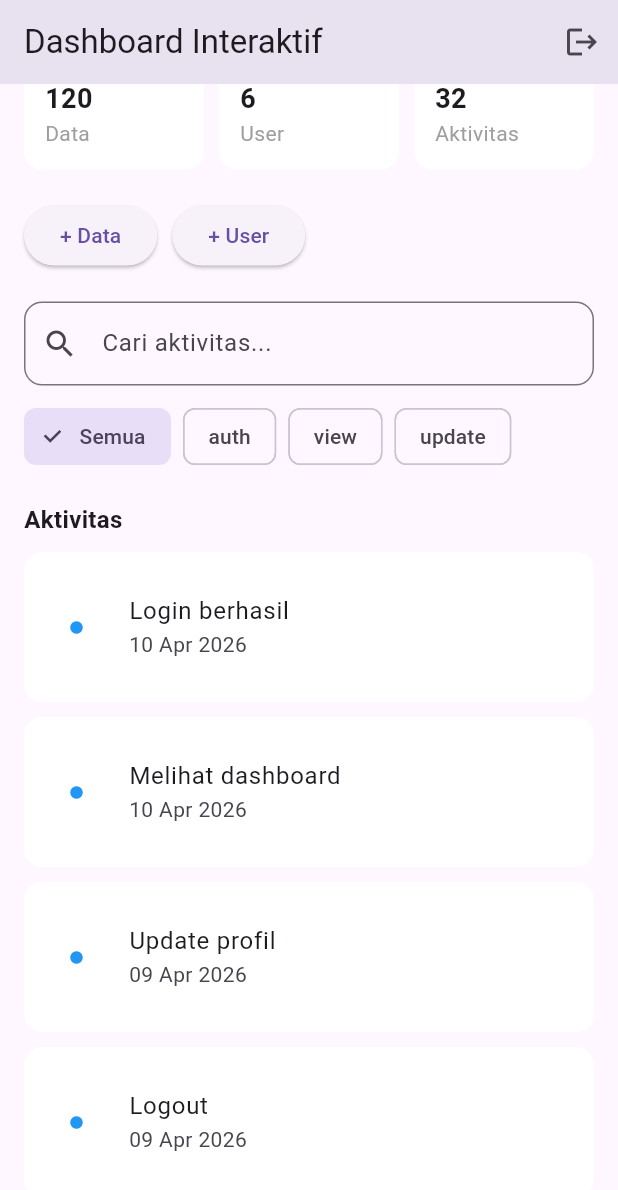
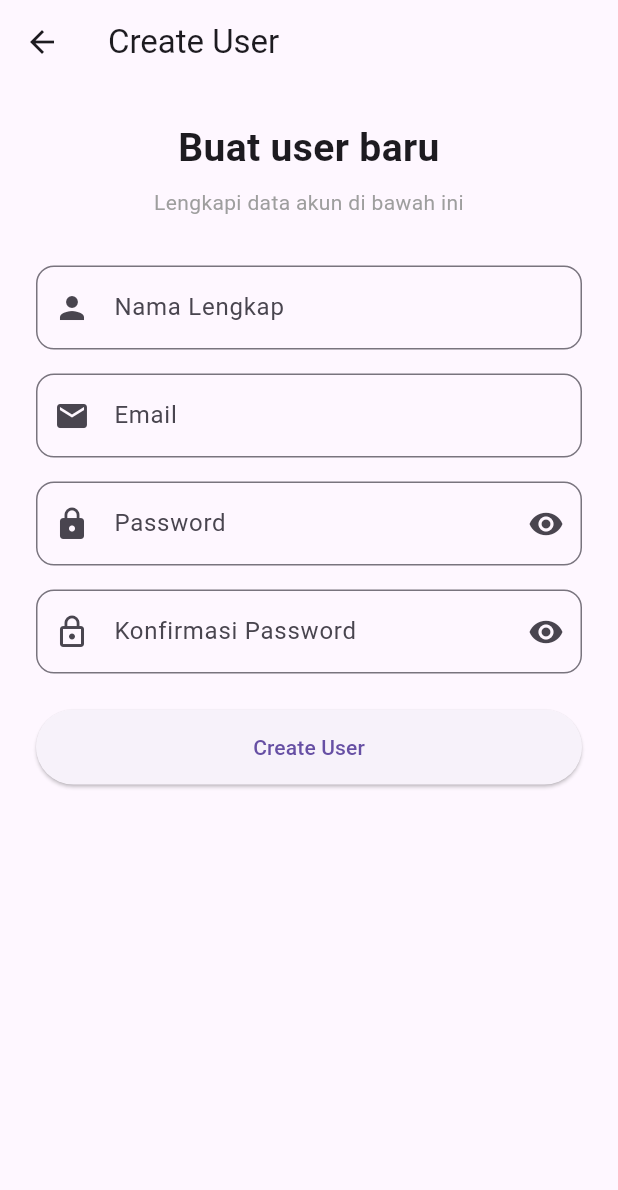
Before and after one commit to Nagiix/UTS_MP, a Flutter app: the DashboardPage screen opened directly with empty values, scrolled down 119 dp, after a tap on "+ User", on a phone screen of 412 x 824 dp. Shown: the top 1190 px of the screen. Run offline on Flutter 3.47's test engine with Material 3 defaults, Android fonts, the phone set to English and light mode, and no system bars.

Commit message:
added create user page

```diff
--- /dev/null
+++ b/lib/create_user_page.dart
@@ -0,0 +1,206 @@
+import 'package:flutter/material.dart';
+
+class CreateUserPage extends StatefulWidget {
+  @override
+  State<CreateUserPage> createState() => _CreateUserPageState();
+}
+
+class _CreateUserPageState extends State<CreateUserPage> {
+  final formKey = GlobalKey<FormState>();
+
+  final nameController = TextEditingController();
+  final emailController = TextEditingController();
+  final passwordController = TextEditingController();
+  final confirmPasswordController = TextEditingController();
+
+  bool isPasswordObscure = true;
+  bool isConfirmPasswordObscure = true;
+
+  bool isValidEmail(String email) {
+    return RegExp(r"^[\w-\.]+@([\w-]+\.)+[\w-]{2,4}$").hasMatch(email);
+  }
+
+  void createUser() {
+    FocusScope.of(context).unfocus();
+
+    if (formKey.currentState!.validate()) {
+      ScaffoldMessenger.of(context).showSnackBar(
+        SnackBar(content: Text("User berhasil dibuat")),
+      );
+
+      Future.delayed(Duration(seconds: 1), () {
+        if (mounted) {
+          Navigator.pop(context, true);
+        }
+      });
+    }
+  }
+
+  @override
+  void dispose() {
+    nameController.dispose();
+    emailController.dispose();
+    passwordController.dispose();
+    confirmPasswordController.dispose();
+    super.dispose();
+  }
+
+  @override
+  Widget build(BuildContext context) {
+    return Scaffold(
+      appBar: AppBar(title: Text("Create User")),
+      body: SafeArea(
+        child: SingleChildScrollView(
+          child: Padding(
+            padding: EdgeInsets.all(24),
+            child: Form(
+              key: formKey,
+              child: Column(
+                crossAxisAlignment: CrossAxisAlignment.stretch,
+                children: [
+                  Text(
+                    "Buat user baru",
+                    textAlign: TextAlign.center,
+                    style: TextStyle(
+                      fontSize: 26,
+                      fontWeight: FontWeight.bold,
+                    ),
+                  ),
+                  SizedBox(height: 8),
+                  Text(
+                    "Lengkapi data akun di bawah ini",
+                    textAlign: TextAlign.center,
+                    style: TextStyle(color: Colors.grey),
+                  ),
+                  SizedBox(height: 32),
+                  TextFormField(
+                    controller: nameController,
+                    textInputAction: TextInputAction.next,
+                    decoration: InputDecoration(
+                      labelText: "Nama Lengkap",
+                      prefixIcon: Icon(Icons.person),
+                      border: OutlineInputBorder(
+                        borderRadius: BorderRadius.circular(12),
+                      ),
+                    ),
+                    validator: (value) {
+                      if (value == null || value.isEmpty) {
+                        return "Nama wajib diisi";
+                      }
+                      if (value.length < 3) {
+                        return "Nama minimal 3 karakter";
+                      }
+                      return null;
+                    },
+                  ),
+                  SizedBox(height: 16),
+                  TextFormField(
+                    controller: emailController,
+                    keyboardType: TextInputType.emailAddress,
+                    textInputAction: TextInputAction.next,
+                    decoration: InputDecoration(
+                      labelText: "Email",
+                      prefixIcon: Icon(Icons.email),
+                      border: OutlineInputBorder(
+                        borderRadius: BorderRadius.circular(12),
+                      ),
+                    ),
+                    validator: (value) {
+                      if (value == null || value.isEmpty) {
+                        return "Email wajib diisi";
+                      }
+                      if (!isValidEmail(value)) {
+                        return "Format email tidak valid";
+                      }
+                      return null;
+                    },
+                  ),
+                  SizedBox(height: 16),
+                  TextFormField(
+                    controller: passwordController,
+                    obscureText: isPasswordObscure,
+                    textInputAction: TextInputAction.next,
+                    decoration: InputDecoration(
+                      labelText: "Password",
+                      prefixIcon: Icon(Icons.lock),
+                      border: OutlineInputBorder(
+                        borderRadius: BorderRadius.circular(12),
+                      ),
+                      suffixIcon: IconButton(
+                        icon: Icon(
+                          isPasswordObscure
+                              ? Icons.visibility
+                              : Icons.visibility_off,
+                        ),
+                        onPressed: () {
+                          setState(() {
+                            isPasswordObscure = !isPasswordObscure;
+                          });
+                        },
+                      ),
+                    ),
+                    validator: (value) {
+                      if (value == null || value.isEmpty) {
+                        return "Password wajib diisi";
+                      }
+                      if (value.length < 6) {
+                        return "Password minimal 6 karakter";
+                      }
+                      return null;
+                    },
+                  ),
+                  SizedBox(height: 16),
+                  TextFormField(
+                    controller: confirmPasswordController,
+                    obscureText: isConfirmPasswordObscure,
+                    textInputAction: TextInputAction.done,
+                    decoration: InputDecoration(
+                      labelText: "Konfirmasi Password",
+                      prefixIcon: Icon(Icons.lock_outline),
+                      border: OutlineInputBorder(
+                        borderRadius: BorderRadius.circular(12),
+                      ),
+                      suffixIcon: IconButton(
+                        icon: Icon(
+                          isConfirmPasswordObscure
+                              ? Icons.visibility
+                              : Icons.visibility_off,
+                        ),
+                        onPressed: () {
+                          setState(() {
+                            isConfirmPasswordObscure =
+                                !isConfirmPasswordObscure;
+                          });
+                        },
+                      ),
+                    ),
+                    validator: (value) {
+                      if (value == null || value.isEmpty) {
+                        return "Konfirmasi password wajib diisi";
+                      }
+                      if (value != passwordController.text) {
+                        return "Password tidak sama";
+                      }
+                      return null;
+                    },
+                    onFieldSubmitted: (_) {
+                      createUser();
+                    },
+                  ),
+                  SizedBox(height: 24),
+                  SizedBox(
+                    height: 50,
+                    child: ElevatedButton(
+                      onPressed: createUser,
+                      child: Text("Create User"),
+                    ),
+                  ),
+                ],
+              ),
+            ),
+          ),
+        ),
+      ),
+    );
+  }
+}
--- a/lib/dashboard_page.dart
+++ b/lib/dashboard_page.dart
@@ -1,4 +1,5 @@
 import 'package:flutter/material.dart';
+import 'create_user_page.dart';
 import 'login_page.dart';
 
 class DashboardPage extends StatefulWidget {
@@ -147,10 +148,20 @@ class _DashboardPageState extends State<DashboardPage> {
                     ),
                     SizedBox(width: 10),
                     ElevatedButton(
-                      onPressed: () {
-                        setState(() {
-                          totalUser++;
-                        });
+                      onPressed: () async {
+                        final isCreated = await Navigator.push<bool>(
+                          context,
+                          MaterialPageRoute(
+                            builder: (_) => CreateUserPage(),
+                          ),
+                        );
+
+                        if (isCreated == true) {
+                          setState(() {
+                            totalUser++;
+                            totalActivity++;
+                          });
+                        }
                       },
                       child: Text("+ User"),
                     ),
```
Also changed, not shown: lib/login_page.dart (+13 -0 lines), 1 other file.
